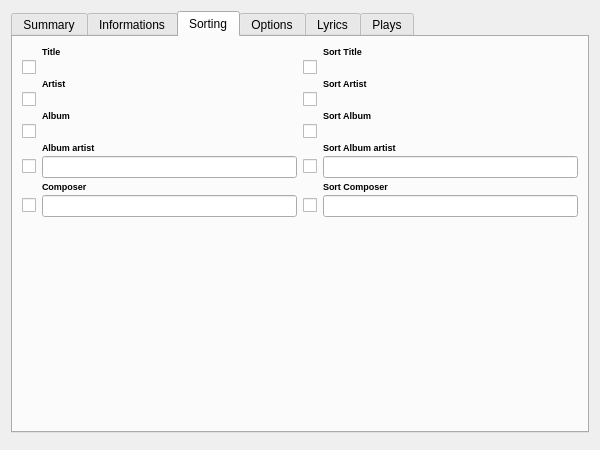
This is Form/DialogEditSongs.ui in isuhao/TMediaPlayer as Qt 5 draws it before an edit. The edited form follows.
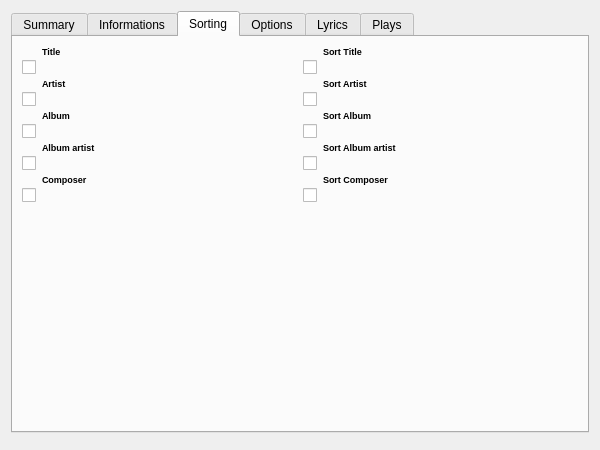
This is the edited form. The open tabs and pages were chosen to show the change.

Commit message: Dialog edit songs : les champs artiste de l'album et compositeur utilisent une combo box s'il y a plusieurs valeurs

```diff
--- a/Form/DialogEditSongs.ui
+++ b/Form/DialogEditSongs.ui
@@ -755,18 +755,6 @@
        <property name="verticalSpacing">
         <number>3</number>
        </property>
-       <item row="7" column="3">
-        <widget class="QLineEdit" name="editAlbumArtistSort"/>
-       </item>
-       <item row="7" column="1">
-        <widget class="QLineEdit" name="editAlbumArtist_2"/>
-       </item>
-       <item row="9" column="3">
-        <widget class="QLineEdit" name="editComposerSort"/>
-       </item>
-       <item row="9" column="1">
-        <widget class="QLineEdit" name="editComposer_2"/>
-       </item>
        <item row="6" column="1">
         <widget class="QLabel" name="lblAlbumArtist_2">
          <property name="font">
```
Left out of the diff: 30 changed lines with no effect on the pictures. The commit also changes 2 other files.
